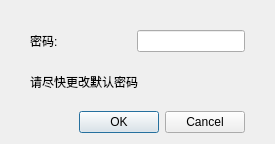
This is tomcat/enterpassword.ui in lzk/statusmonitor as Qt 5 draws it before an edit. The edited form follows.
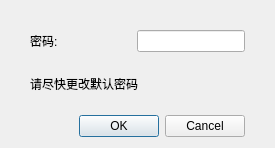
This is the edited form.

What changed in the file:
```diff
--- a/tomcat/enterpassword.ui
+++ b/tomcat/enterpassword.ui
@@ -7,7 +7,7 @@
     <x>0</x>
     <y>0</y>
     <width>275</width>
-    <height>144</height>
+    <height>148</height>
    </rect>
   </property>
   <property name="windowTitle">
```
Left out of the diff: 3 changed lines with no effect on the pictures.
